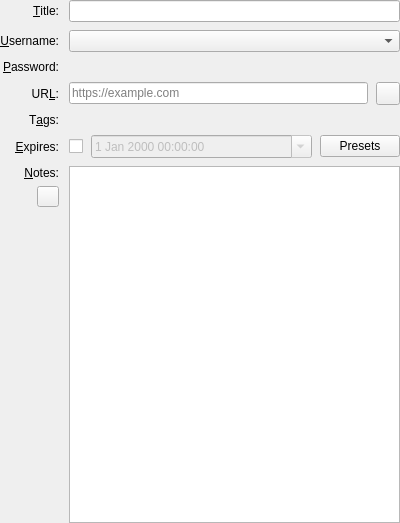
Qt form desktop-app/src/gui/entry/EditEntryWidgetMain.ui (LeegenSteven/They-know-your-passwords) before a commit.
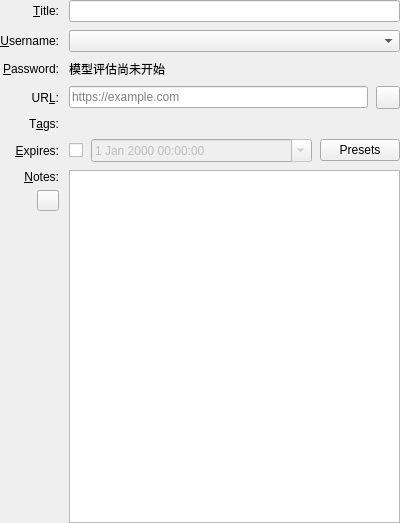
The same form after that commit. Custom widgets are drawn as their Qt base class.

Commit message: feat: deliver Windows and browser risk workflow with portable release

```diff
--- a/desktop-app/src/gui/entry/EditEntryWidgetMain.ui
+++ b/desktop-app/src/gui/entry/EditEntryWidgetMain.ui
@@ -77,14 +77,20 @@
      </widget>
     </item>
     <item row="2" column="1">
-     <widget class="PasswordWidget" name="passwordEdit" native="true">
+     <layout class="QVBoxLayout" name="riskPasswordLayout">
+      <item><widget class="PasswordWidget" name="passwordEdit" native="true">
       <property name="focusPolicy">
        <enum>Qt::StrongFocus</enum>
       </property>
       <property name="accessibleName">
        <string>Password field</string>
       </property>
-     </widget>
+     </widget></item>
+      <item><widget class="QLabel" name="riskFeedbackLabel">
+       <property name="text"><string>模型评估尚未开始</string></property>
+       <property name="wordWrap"><bool>true</bool></property>
+      </widget></item>
+     </layout>
     </item>
     <item row="8" column="1">
      <layout class="QVBoxLayout" name="verticalLayout_2">
```
The commit also changes 77 other files.
